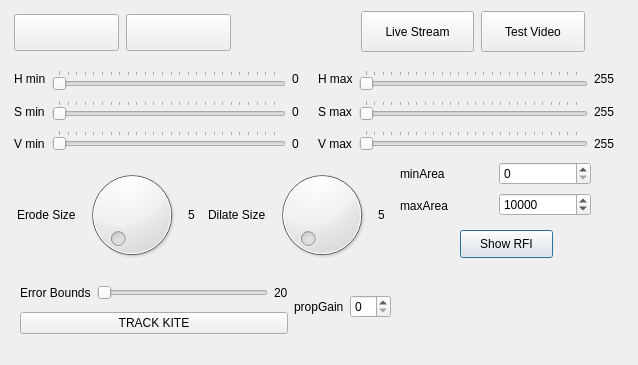
Above: KiteControl-Qt/imageprocessing.ui from adrienemery/zenith-wind-power before the change. Below: the same form after it.
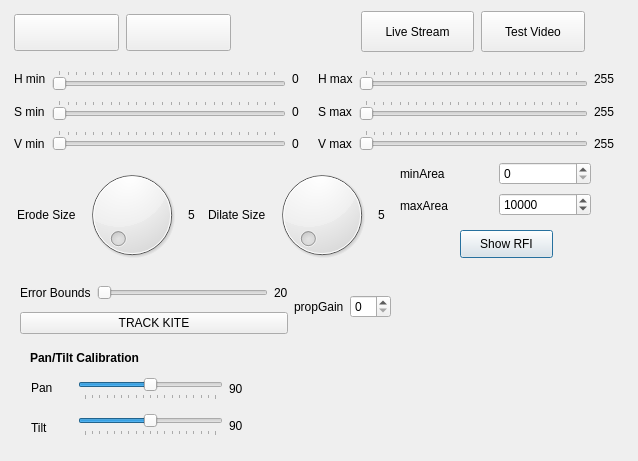
That is the form after the change. Icons and pictures are not drawn.

```diff
--- a/KiteControl-Qt/imageprocessing.ui
+++ b/KiteControl-Qt/imageprocessing.ui
@@ -7,7 +7,7 @@
     <x>0</x>
     <y>0</y>
     <width>638</width>
-    <height>365</height>
+    <height>461</height>
    </rect>
   </property>
   <property name="windowTitle">
@@ -488,7 +488,7 @@
     </item>
    </layout>
   </widget>
-  <widget class="QWidget" name="">
+  <widget class="QWidget" name="layoutWidget">
    <property name="geometry">
     <rect>
      <x>20</x>
@@ -552,6 +552,162 @@
     </item>
    </layout>
   </widget>
+  <widget class="QWidget" name="layoutWidget_2">
+   <property name="geometry">
+    <rect>
+     <x>31</x>
+     <y>370</y>
+     <width>223</width>
+     <height>75</height>
+    </rect>
+   </property>
+   <layout class="QHBoxLayout" name="horizontalLayout_10">
+    <item>
+     <layout class="QHBoxLayout" name="horizontalLayout_11">
+      <item>
+       <layout class="QVBoxLayout" name="verticalLayout_6">
+        <item>
+         <widget class="QLabel" name="label_15">
+          <property name="text">
+           <string>Pan</string>
+          </property>
+         </widget>
+        </item>
+        <item>
+         <widget class="QLabel" name="label_17">
+          <property name="text">
+           <string>Tilt</string>
+          </property>
+         </widget>
+        </item>
+       </layout>
+      </item>
+      <item>
+       <layout class="QVBoxLayout" name="verticalLayout_9">
+        <item>
+         <widget class="QSlider" name="panSlider">
+          <property name="sizePolicy">
+           <sizepolicy hsizetype="Ignored" vsizetype="Fixed">
+            <horstretch>0</horstretch>
+            <verstretch>0</verstretch>
+           </sizepolicy>
+          </property>
+          <property name="minimumSize">
+           <size>
+            <width>145</width>
+            <height>22</height>
+           </size>
+          </property>
+          <property name="maximumSize">
+           <size>
+            <width>145</width>
+            <height>22</height>
+           </size>
+          </property>
+          <property name="maximum">
+           <number>180</number>
+          </property>
+          <property name="value">
+           <number>90</number>
+          </property>
+          <property name="orientation">
+           <enum>Qt::Horizontal</enum>
+          </property>
+          <property name="tickPosition">
+           <enum>QSlider::TicksBelow</enum>
+          </property>
+         </widget>
+        </item>
+        <item>
+         <widget class="QSlider" name="tiltSlider">
+          <property name="minimumSize">
+           <size>
+            <width>145</width>
+            <height>22</height>
+           </size>
+          </property>
+          <property name="maximumSize">
+           <size>
+            <width>145</width>
+            <height>22</height>
+           </size>
+          </property>
+          <property name="maximum">
+           <number>180</number>
+          </property>
+          <property name="value">
+           <number>90</number>
+          </property>
+          <property name="orientation">
+           <enum>Qt::Horizontal</enum>
+          </property>
+          <property name="tickPosition">
+           <enum>QSlider::TicksBelow</enum>
+          </property>
+         </widget>
+        </item>
+       </layout>
+      </item>
+     </layout>
+    </item>
+    <item>
+     <layout class="QVBoxLayout" name="verticalLayout_12">
+      <item>
+       <widget class="QLabel" name="label_18">
+        <property name="minimumSize">
+         <size>
+          <width>25</width>
+          <height>25</height>
+         </size>
+        </property>
+        <property name="maximumSize">
+         <size>
+          <width>25</width>
+          <height>25</height>
+         </size>
+        </property>
+        <property name="text">
+         <string>90</string>
+        </property>
+       </widget>
+      </item>
+      <item>
+       <widget class="QLabel" name="label_19">
+        <property name="minimumSize">
+         <size>
+          <width>25</width>
+          <height>25</height>
+         </size>
+        </property>
+        <property name="maximumSize">
+         <size>
+          <width>25</width>
+          <height>25</height>
+         </size>
+        </property>
+        <property name="text">
+         <string>90</string>
+        </property>
+       </widget>
+      </item>
+     </layout>
+    </item>
+   </layout>
+  </widget>
+  <widget class="QLabel" name="label_14">
+   <property name="geometry">
+    <rect>
+     <x>30</x>
+     <y>350</y>
+     <width>141</width>
+     <height>16</height>
+    </rect>
+   </property>
+   <property name="text">
+    <string>&lt;html&gt;&lt;head/&gt;&lt;body&gt;&lt;p&gt;&lt;span style=&quot; font-weight:600;&quot;&gt;Pan/Tilt Calibration&lt;/span&gt;&lt;/p&gt;&lt;/body&gt;&lt;/html&gt;</string>
+   </property>
+  </widget>
+  <zorder>layoutWidget</zorder>
   <zorder>layoutWidget</zorder>
   <zorder>startStream_pushButton</zorder>
   <zorder>playPause_pushButton</zorder>
```
Left out of the diff: 49 changed lines with no effect on the pictures.
